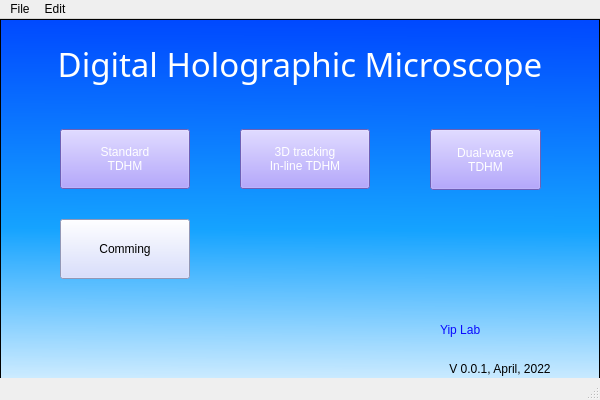
Old version of the form Lei Temp/GUI/ui_files/launcher_window.ui in the repository YipLab/DHM.
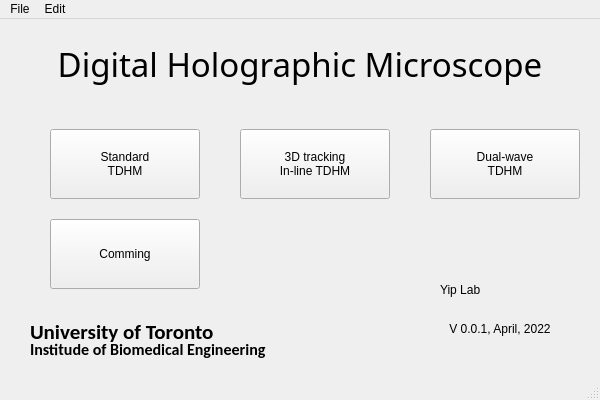
New version of the form. Icons and pictures are not drawn.

The edit to the form file:
```diff
--- a/Lei Temp/GUI/ui_files/launcher_window.ui
+++ b/Lei Temp/GUI/ui_files/launcher_window.ui
@@ -61,7 +61,7 @@
     </property>
     <property name="styleSheet">
      <string notr="true">font: 87 25pt &quot;Arial Black&quot;;
-color: rgb(255, 255, 255);
+
 
 </string>
     </property>
@@ -76,7 +76,7 @@
     <property name="geometry">
      <rect>
       <x>400</x>
-      <y>340</y>
+      <y>300</y>
       <width>200</width>
       <height>20</height>
      </rect>
@@ -94,10 +94,10 @@
    <widget class="QPushButton" name="standard_TDHM">
     <property name="geometry">
      <rect>
-      <x>60</x>
+      <x>50</x>
       <y>110</y>
-      <width>130</width>
-      <height>60</height>
+      <width>150</width>
+      <height>70</height>
      </rect>
     </property>
     <property name="mouseTracking">
@@ -113,9 +113,9 @@
      <string/>
     </property>
     <property name="styleSheet">
-     <string notr="true">color: rgb(255, 255, 255);
+     <string notr="true">
 font: 87 10pt &quot;Arial Black&quot;;
-background-color: rgb(153, 135, 255);</string>
+</string>
     </property>
     <property name="text">
      <string>Standard 
@@ -127,8 +127,8 @@
      <rect>
       <x>240</x>
       <y>110</y>
-      <width>130</width>
-      <height>60</height>
+      <width>150</width>
+      <height>70</height>
      </rect>
     </property>
     <property name="mouseTracking">
@@ -141,9 +141,9 @@
      <string>3D cell/particle tracking (please block the reference beam)</string>
     </property>
     <property name="styleSheet">
-     <string notr="true">color: rgb(255, 255, 255);
+     <string notr="true">
 font: 87 10pt &quot;Arial Black&quot;;
-background-color: rgb(153, 135, 255);</string>
+</string>
     </property>
     <property name="text">
      <string>3D tracking
@@ -155,8 +155,8 @@
      <rect>
       <x>430</x>
       <y>110</y>
-      <width>111</width>
-      <height>61</height>
+      <width>150</width>
+      <height>70</height>
      </rect>
     </property>
     <property name="toolTip">
@@ -166,9 +166,9 @@
      <string>Standard TDHM with two wavelenth illumination</string>
     </property>
     <property name="styleSheet">
-     <string notr="true">color: rgb(255, 255, 255);
+     <string notr="true">
 font: 87 10pt &quot;Arial Black&quot;;
-background-color: rgb(153, 135, 255);</string>
+</string>
     </property>
     <property name="text">
      <string>Dual-wave
@@ -178,15 +178,15 @@
    <widget class="QPushButton" name="pushButton_3">
     <property name="geometry">
      <rect>
-      <x>60</x>
+      <x>50</x>
       <y>200</y>
-      <width>130</width>
-      <height>60</height>
+      <width>150</width>
+      <height>70</height>
      </rect>
     </property>
     <property name="styleSheet">
      <string notr="true">font: 10pt &quot;Arial&quot;;
-background-color: rgb(205, 212, 255);</string>
+</string>
     </property>
     <property name="text">
      <string>Comming</string>
@@ -196,33 +196,36 @@
     <property name="geometry">
      <rect>
       <x>440</x>
-      <y>290</y>
+      <y>250</y>
       <width>131</width>
       <height>41</height>
      </rect>
     </property>
     <property name="styleSheet">
      <string notr="true">font: 75 bold 26pt &quot;Calibri&quot;;
-color:rgb(10, 10, 255)</string>
+</string>
     </property>
     <property name="text">
      <string>Yip Lab</string>
     </property>
    </widget>
-   <widget class="QFrame" name="frame">
+   <widget class="QLabel" name="label_3">
     <property name="geometry">
      <rect>
-      <x>0</x>
-      <y>0</y>
-      <width>600</width>
-      <height>400</height>
+      <x>30</x>
+      <y>300</y>
+      <width>201</width>
+      <height>26</height>
      </rect>
     </property>
-    <property name="sizePolicy">
-     <sizepolicy hsizetype="Fixed" vsizetype="Fixed">
-      <horstretch>220</horstretch>
-      <verstretch>50</verstretch>
-     </sizepolicy>
+    <property name="font">
+     <font>
+      <family>Calibri</family>
+      <pointsize>16</pointsize>
+      <weight>75</weight>
+      <italic>false</italic>
+      <bold>true</bold>
+     </font>
     </property>
     <property name="sizeIncrement">
      <size>
@@ -231,41 +234,38 @@
      </size>
     </property>
     <property name="styleSheet">
-     <string notr="true">QFrame#frame{
-background-color: qlineargradient(spread:pad, x1:0.0113636, y1:0, x2:0, y2:1, stop:0 rgba(0, 73, 255, 255), stop:0.522727 rgba(21, 163, 255, 255), stop:1 rgba(255, 255, 255, 255));}</string>
+     <string notr="true">font: 75 bold 16pt &quot;Calibri&quot;;
+</string>
     </property>
-    <property name="frameShape">
-     <enum>QFrame::StyledPanel</enum>
+    <property name="text">
+     <string>University of Toronto</string>
     </property>
-    <property name="frameShadow">
-     <enum>QFrame::Raised</enum>
+   </widget>
+   <widget class="QLabel" name="label_4">
+    <property name="geometry">
+     <rect>
+      <x>30</x>
+      <y>320</y>
+      <width>291</width>
+      <height>20</height>
+     </rect>
     </property>
-    <widget class="QWidget" name="widget_2" native="true">
-     <property name="geometry">
-      <rect>
-       <x>0</x>
-       <y>280</y>
-       <width>271</width>
-       <height>61</height>
-      </rect>
-     </property>
-     <property name="sizePolicy">
-      <sizepolicy hsizetype="Minimum" vsizetype="Minimum">
-       <horstretch>200</horstretch>
-       <verstretch>40</verstretch>
-      </sizepolicy>
-     </property>
-     <property name="sizeIncrement">
-      <size>
-       <width>0</width>
-       <height>0</height>
-      </size>
-     </property>
-     <property name="styleSheet">
-      <string notr="true">background-image: url(:/Uoft/UofT_label.png);
+    <property name="font">
+     <font>
+      <family>Calibri</family>
+      <pointsize>12</pointsize>
+      <weight>75</weight>
+      <italic>false</italic>
+      <bold>true</bold>
+     </font>
+    </property>
+    <property name="styleSheet">
+     <string notr="true">font: 75 bold 12pt &quot;Calibri&quot;;
 </string>
-     </property>
-    </widget>
+    </property>
+    <property name="text">
+     <string>Institude of Biomedical Engineering</string>
+    </property>
    </widget>
    <zorder>frame</zorder>
    <zorder>label</zorder>
```
Left out of the diff: 14 changed lines with no effect on the pictures.
